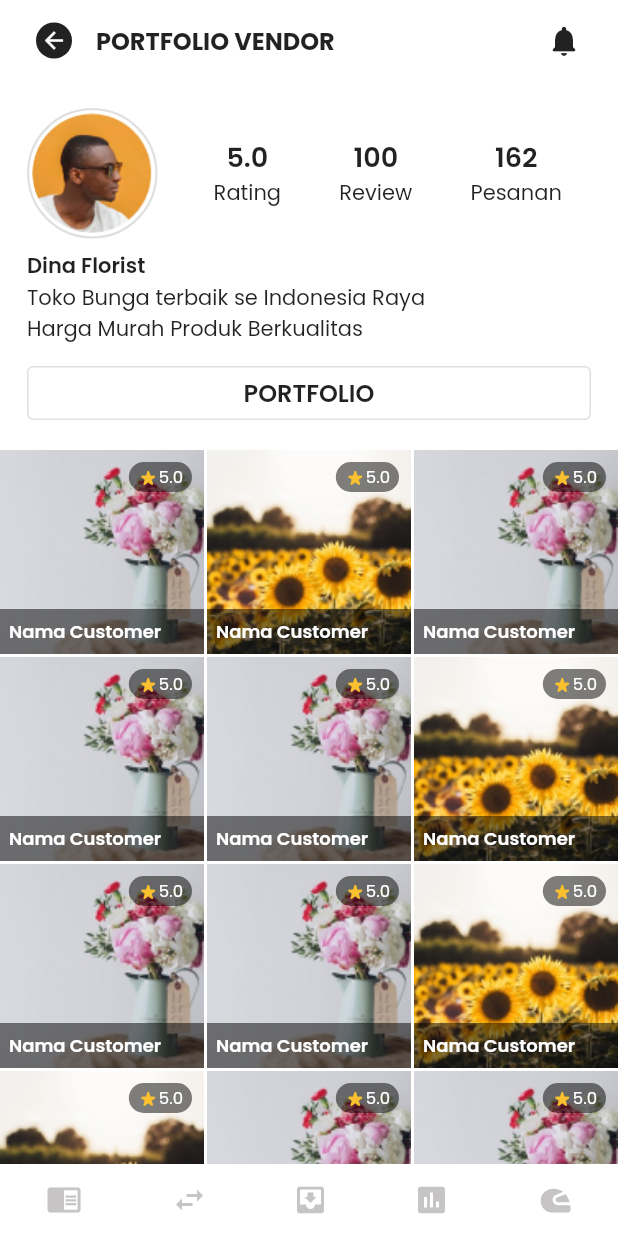
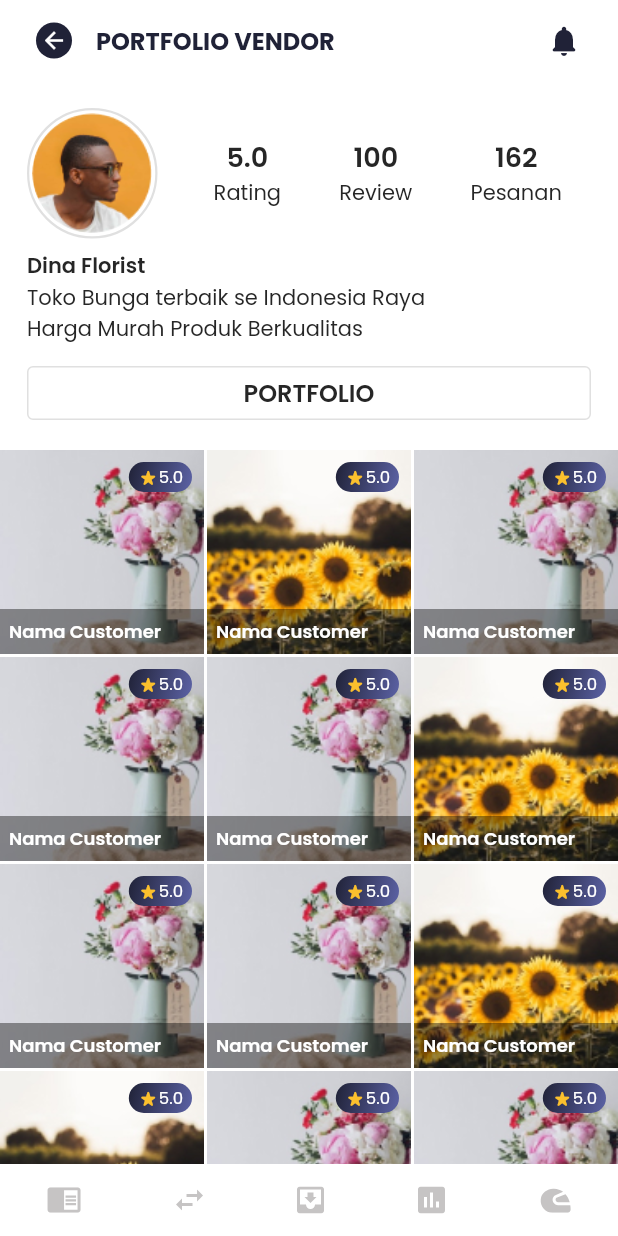
Before and after one commit to nadahasni-dot/ordo-ui-test, a Flutter app: the PortfolioPage screen opened directly, on a phone screen of 412 x 824 dp. Run offline on Flutter 3.47's test engine with Material 2 defaults, Android fonts, the light colour scheme and no system bars; our stand-ins replace flutter_svg.

Commit message:
fix text color, add gradient

```diff
--- a/lib/components/portfoliopage/portfolio_app_bar.dart
+++ b/lib/components/portfoliopage/portfolio_app_bar.dart
@@ -1,4 +1,5 @@
 import 'package:flutter/material.dart';
+import 'package:ordo_ui_test/style.dart';
 
 class PortfolioAppBar extends StatelessWidget {
   const PortfolioAppBar({Key? key}) : super(key: key);
@@ -20,7 +21,7 @@ class PortfolioAppBar extends StatelessWidget {
                 padding: EdgeInsets.zero,
                 decoration: BoxDecoration(
                   borderRadius: BorderRadius.circular(30),
-                  color: Colors.black87,
+                  color: DARK_COLOR_PORTFOLIO,
                 ),
                 child: IconButton(
                   iconSize: 18,
@@ -36,7 +37,7 @@ class PortfolioAppBar extends StatelessWidget {
               Text(
                 "PORTFOLIO VENDOR",
                 style: TextStyle(
-                  color: Colors.black87,
+                  color: DARK_COLOR_PORTFOLIO,
                   fontFamily: "Poppins",
                   fontSize: 16,
                   fontWeight: FontWeight.w700,
@@ -46,6 +47,7 @@ class PortfolioAppBar extends StatelessWidget {
           ),
           Icon(
             Icons.notifications_rounded,
+            color: DARK_COLOR_PORTFOLIO,
             size: 24,
           )
         ],
--- a/lib/components/portfoliopage/portfolio_grid_item.dart
+++ b/lib/components/portfoliopage/portfolio_grid_item.dart
@@ -1,4 +1,5 @@
 import 'package:flutter/material.dart';
+import 'package:ordo_ui_test/style.dart';
 
 class PortfolioGridItem extends StatelessWidget {
   const PortfolioGridItem({
@@ -36,7 +37,7 @@ class PortfolioGridItem extends StatelessWidget {
                     vertical: 2,
                   ),
                   decoration: BoxDecoration(
-                    color: Colors.black87.withOpacity(0.5),
+                    gradient: DARK_GRADIENT,
                     borderRadius: BorderRadius.circular(16),
                   ),
                   child: Row(
@@ -70,7 +71,7 @@ class PortfolioGridItem extends StatelessWidget {
                     vertical: 6,
                   ),
                   decoration: BoxDecoration(
-                    color: Colors.black87.withOpacity(0.5),
+                    color: Colors.black87.withOpacity(0.4),
                   ),
                   child: Row(
                     crossAxisAlignment: CrossAxisAlignment.center,
--- a/lib/components/portfoliopage/portfolio_stat.dart
+++ b/lib/components/portfoliopage/portfolio_stat.dart
@@ -1,4 +1,5 @@
 import 'package:flutter/material.dart';
+import 'package:ordo_ui_test/style.dart';
 
 class PortfolioStat extends StatelessWidget {
   const PortfolioStat({
@@ -18,14 +19,15 @@ class PortfolioStat extends StatelessWidget {
           Text(
             stat,
             style: TextStyle(
-              fontFamily: "Poppins",
-              fontSize: 18,
-              fontWeight: FontWeight.w600,
-            ),
+                fontFamily: "Poppins",
+                fontSize: 18,
+                fontWeight: FontWeight.w600,
+                color: DARK_TEXT_COLOR_PORTFOLIO),
           ),
           Text(
             label,
-            style: TextStyle(fontFamily: "Poppins"),
+            style: TextStyle(
+                fontFamily: "Poppins", color: DARK_TEXT_COLOR_PORTFOLIO),
           ),
         ],
       ),
--- a/lib/components/portfoliopage/profile_description.dart
+++ b/lib/components/portfoliopage/profile_description.dart
@@ -1,4 +1,5 @@
 import 'package:flutter/material.dart';
+import 'package:ordo_ui_test/style.dart';
 
 class ProfileDescription extends StatelessWidget {
   const ProfileDescription({Key? key}) : super(key: key);
@@ -14,12 +15,12 @@ class ProfileDescription extends StatelessWidget {
             "Dina Florist",
             textAlign: TextAlign.left,
             style:
-                TextStyle(fontFamily: "Poppins", fontWeight: FontWeight.w600),
+                TextStyle(fontFamily: "Poppins", fontWeight: FontWeight.w600, color: DARK_TEXT_COLOR_PORTFOLIO),
           ),
           Text(
             "Toko Bunga terbaik se Indonesia Raya \nHarga Murah Produk Berkualitas",
             textAlign: TextAlign.left,
-            style: TextStyle(fontFamily: "Poppins"),
+            style: TextStyle(fontFamily: "Poppins", color: DARK_TEXT_COLOR_PORTFOLIO),
           ),
           SizedBox(height: 8),
           OutlinedButton(
@@ -30,7 +31,7 @@ class ProfileDescription extends StatelessWidget {
                   fontFamily: "Poppins",
                   fontSize: 16,
                   fontWeight: FontWeight.w600,
-                  color: Colors.black87),
+                  color: DARK_TEXT_COLOR_PORTFOLIO),
             ),
             style: ButtonStyle(
               elevation: MaterialStateProperty.all(0),
--- /dev/null
+++ b/lib/style.dart
@@ -0,0 +1,11 @@
+import 'package:flutter/material.dart';
+
+const DARK_COLOR_PORTFOLIO = const Color(0xFF202237);
+const DARK_TEXT_COLOR_PORTFOLIO = const Color(0xFF262626);
+const DARK_GRADIENT = const LinearGradient(
+  begin: Alignment.topLeft,
+  colors: [
+    Color(0xFF202237),
+    Color(0xFF595FA0),
+  ],
+);
```
Also changed, not shown: assets/icons/arrow-back.svg (added).
